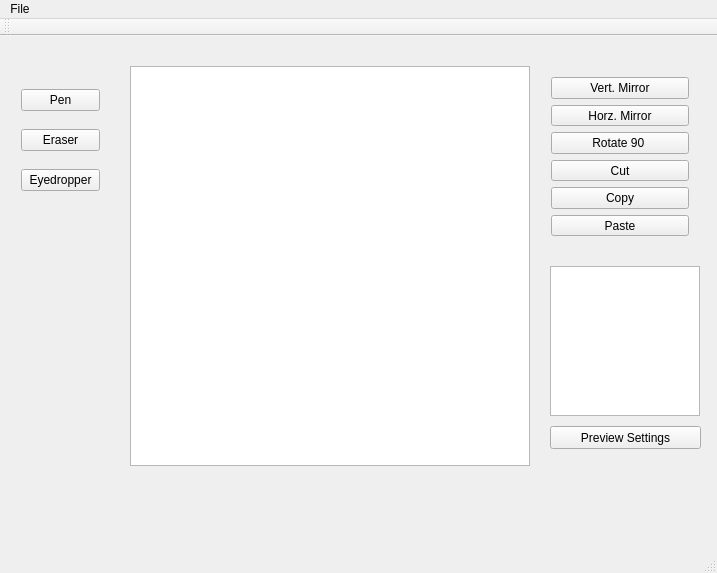
This is Gixel/mainwindow.ui in ewaugh13/Pixel-Editor as Qt 5 draws it before an edit. The edited form follows.
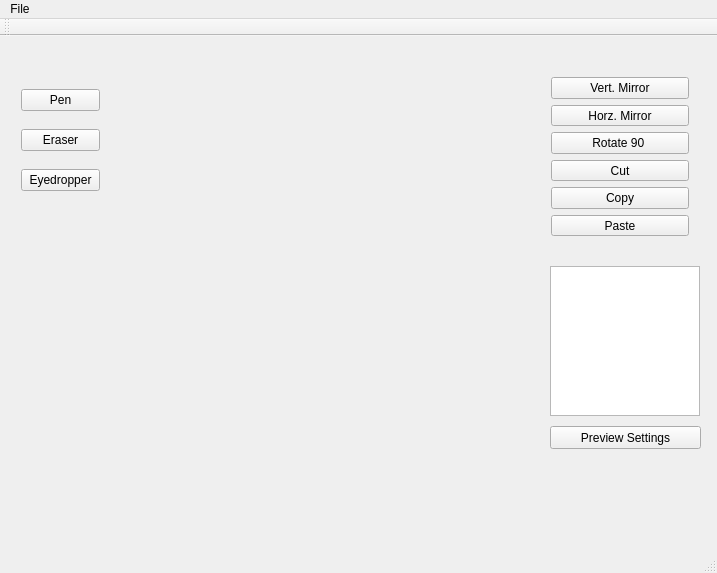
This is the edited form. Custom widgets are drawn as their Qt base class.

What changed in the file:
```diff
--- a/Gixel/mainwindow.ui
+++ b/Gixel/mainwindow.ui
@@ -14,16 +14,6 @@
    <string>MainWindow</string>
   </property>
   <widget class="QWidget" name="centralWidget">
-   <widget class="QGraphicsView" name="Workspace">
-    <property name="geometry">
-     <rect>
-      <x>130</x>
-      <y>30</y>
-      <width>400</width>
-      <height>400</height>
-     </rect>
-    </property>
-   </widget>
    <widget class="QWidget" name="verticalLayoutWidget">
     <property name="geometry">
      <rect>
@@ -134,6 +124,16 @@
      <string>Preview Settings</string>
     </property>
    </widget>
+   <widget class="RenderCanvas" name="widget" native="true">
+    <property name="geometry">
+     <rect>
+      <x>129</x>
+      <y>9</y>
+      <width>401</width>
+      <height>511</height>
+     </rect>
+    </property>
+   </widget>
   </widget>
   <widget class="QMenuBar" name="menuBar">
    <property name="geometry">
@@ -180,6 +180,14 @@
   </action>
  </widget>
  <layoutdefault spacing="6" margin="11"/>
+ <customwidgets>
+  <customwidget>
+   <class>RenderCanvas</class>
+   <extends>QWidget</extends>
+   <header>rendercanvas.h</header>
+   <container>1</container>
+  </customwidget>
+ </customwidgets>
  <resources/>
  <connections/>
 </ui>
```
